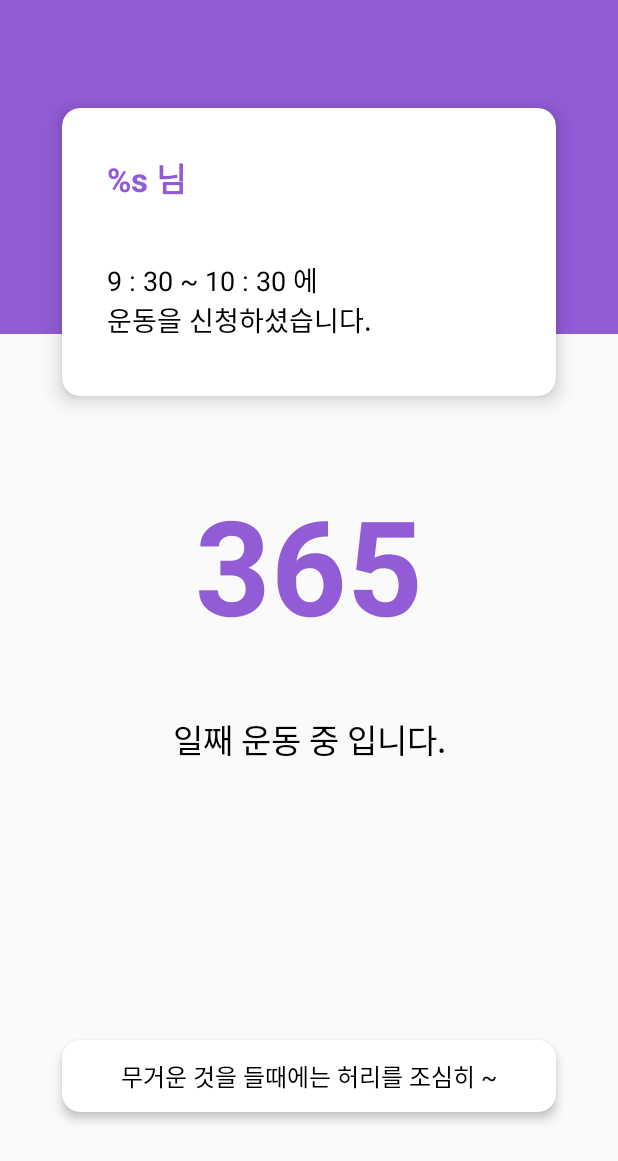
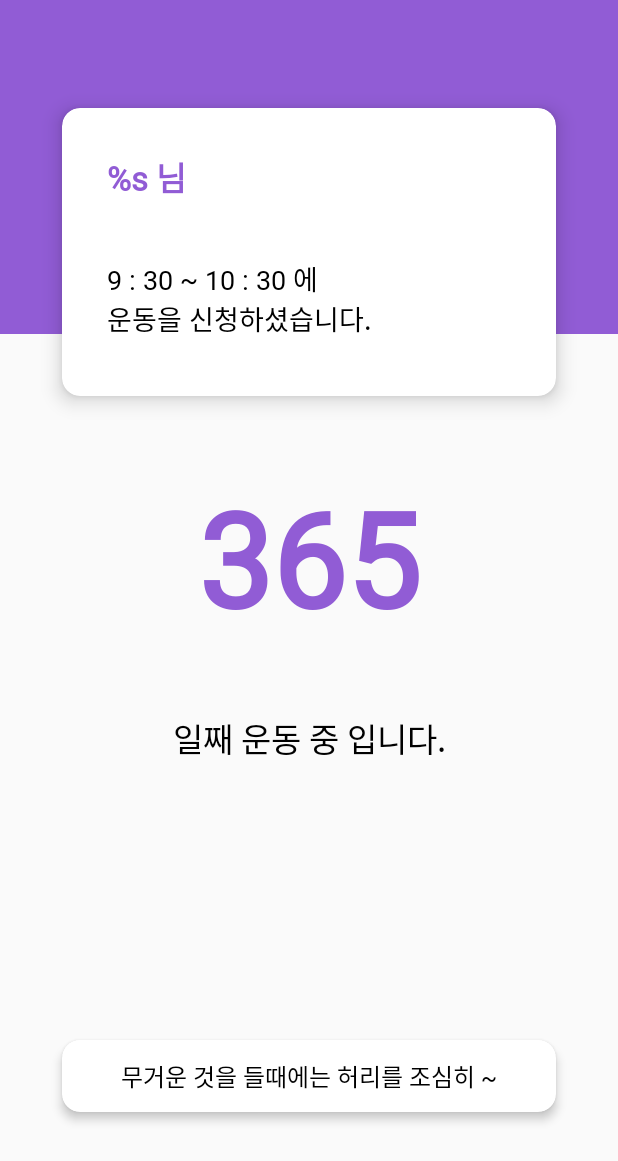
Before and after one commit to FitnessCenter/GYM-Android, an Android app: the fragment HomeFragment shown on its own in the app's theme, on a phone screen of 412 x 824 dp. Shown: the top 1161 px of the screen. Run offline under Robolectric (Android 15) with nearby library versions, the phone set to English and light mode, and no system bars.

Commit message:
[UPDATE] 모두 font 적용

```diff
--- a/app/src/main/res/layout/fragment_home.xml
+++ b/app/src/main/res/layout/fragment_home.xml
@@ -42,6 +42,8 @@
                 android:layout_marginStart="30dp"
                 android:layout_marginLeft="30dp"
                 android:layout_marginTop="30dp"
+                android:fontFamily="@font/notosanscjkkrbold"
+                android:includeFontPadding="false"
                 android:text="@string/home_user_name_text"
                 android:textColor="@color/colorDefault"
                 android:textSize="22sp"
@@ -55,6 +57,8 @@
                 android:layout_height="wrap_content"
                 android:layout_marginStart="30dp"
                 android:layout_marginLeft="30dp"
+                android:fontFamily="@font/notosanscjkkrmedium"
+                android:includeFontPadding="false"
                 android:text="9 : 30 ~ 10 : 30 에 \n운동을 신청하셨습니다. "
                 android:textColor="@color/colorBlack"
                 android:textSize="18sp"
@@ -69,14 +73,16 @@
 
     <androidx.appcompat.widget.AppCompatTextView
         android:id="@+id/home_consecutive_exercise_days_tv"
+        android:layout_width="0dp"
+        android:layout_height="160dp"
+        android:layout_marginTop="32dp"
+        android:fontFamily="@font/notosanscjkkrbold"
+        android:gravity="center"
+        android:includeFontPadding="false"
         android:text="@string/home_consecutive_exercise_days_text"
-        android:gravity="center"
-        android:textStyle="bold"
         android:textColor="@color/colorDefault"
         android:textSize="88sp"
-        android:layout_width="0dp"
-        android:layout_marginTop="32dp"
-        android:layout_height="160dp"
+        android:textStyle="bold"
         app:layout_constraintEnd_toStartOf="@+id/home_gl_right"
         app:layout_constraintStart_toStartOf="@+id/home_gl_left"
         app:layout_constraintTop_toBottomOf="@+id/cardView" />
@@ -86,6 +92,8 @@
         android:layout_width="wrap_content"
         android:layout_height="wrap_content"
         android:layout_marginTop="20dp"
+        android:fontFamily="@font/notosanscjkkrregular"
+        android:includeFontPadding="false"
         android:text="일째 운동 중 입니다."
         android:textColor="@color/colorBlack"
         android:textSize="22sp"
@@ -95,24 +103,26 @@
 
     <androidx.cardview.widget.CardView
         android:layout_width="0dp"
+        android:layout_height="48dp"
         app:cardCornerRadius="12dp"
         app:cardElevation="4dp"
-        android:layout_height="48dp"
         app:layout_constraintBottom_toTopOf="@+id/home_gl_bottom"
         app:layout_constraintEnd_toStartOf="@+id/home_gl_right"
         app:layout_constraintHorizontal_bias="0.0"
         app:layout_constraintStart_toStartOf="@+id/home_gl_left"
         app:layout_constraintTop_toBottomOf="@+id/appCompatTextView"
-        app:layout_constraintVertical_bias="1.0" >
+        app:layout_constraintVertical_bias="1.0">
 
         <androidx.appcompat.widget.AppCompatTextView
             android:id="@+id/home_random_sentence_tv"
+            android:layout_width="wrap_content"
+            android:layout_height="wrap_content"
             android:layout_gravity="center"
+            android:fontFamily="@font/notosanscjkkrregular"
+            android:includeFontPadding="false"
             android:text="@string/home_random_sentence_text"
             android:textColor="@color/colorBlack"
-            android:textSize="16sp"
-            android:layout_width="wrap_content"
-            android:layout_height="wrap_content"/>
+            android:textSize="16sp" />
     </androidx.cardview.widget.CardView>
 
     <androidx.constraintlayout.widget.Guideline
```
